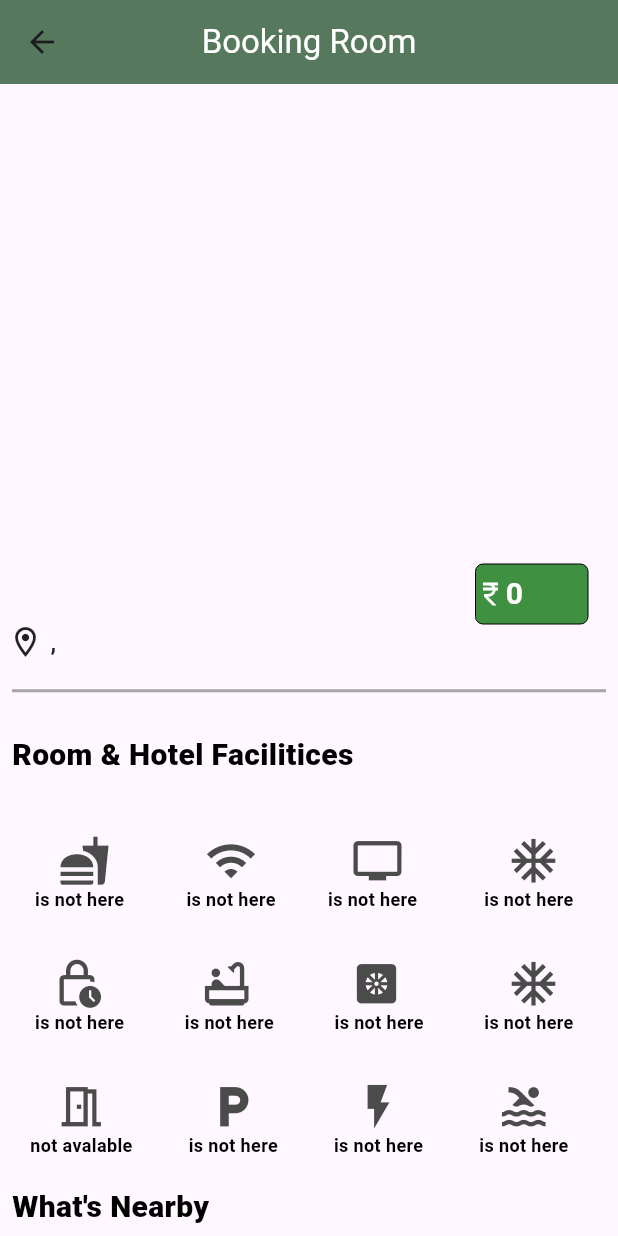
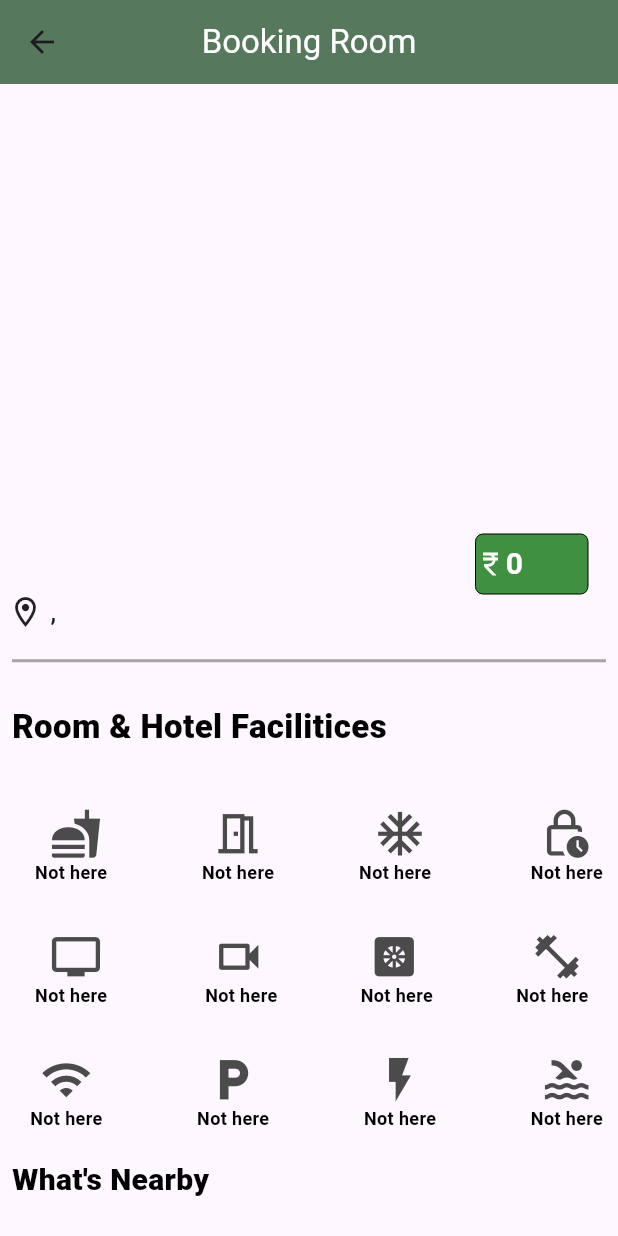
Before and after one commit to razakrazu/spent_Time_User, a Flutter app: the RoomDetailScreen screen opened directly with empty values, on a phone screen of 412 x 824 dp. Run offline on Flutter 3.47's test engine with Material 3 defaults, Android fonts, the phone set to English and light mode, and no system bars; our stand-ins replace cached_network_image, cloud_firestore, firebase_auth, firebase_core, fluttertoast, get and 1 more; missing offline and left inert: razorpay_flutter; accounts and stored records are empty.

Commit message:
add all fature in application

```diff
--- a/lib/view/booking_screen/room_details_screen.dart
+++ b/lib/view/booking_screen/room_details_screen.dart
@@ -1,8 +1,6 @@
 import 'package:cached_network_image/cached_network_image.dart';
 import 'package:flutter/material.dart';
 import 'package:get/get.dart';
-import 'package:icons_plus/icons_plus.dart';
-import 'package:simple_icons/simple_icons.dart';
 import 'package:speat_time_user/controller/user_datas.dart';
 import 'package:speat_time_user/core/color.dart';
 import 'package:speat_time_user/core/constants.dart';
@@ -40,7 +38,7 @@ class RoomDetailScreen extends StatelessWidget {
         child: ListView(
           children: [
             Container(
-                height: 300,
+                height: 280,
                 width: 480,
                 child: ListView.builder(
                     itemCount: (data['listImages'] as List<dynamic>).length,
@@ -49,27 +47,32 @@ class RoomDetailScreen extends StatelessWidget {
                       String imageUrl = data['listImages'][index];
                       return Container(
                         width: 380,
+
                         height: 300,
-                        decoration: const BoxDecoration(
-                            // image: DecorationImage(
-                            //   image: AssetImage(
-                            //     'lib/assets/sdkdjsa.jpg',
-                            //   ),
+                        // decoration: const BoxDecoration(
+                        //     // image: DecorationImage(
+                        //     //   image: AssetImage(
+                        //     //     'lib/assets/sdkdjsa.jpg',
+                        //     //   ),
 
-                            //   // fit: BoxFit.fill,
-                            // ),
-                            ),
+                        //     //   // fit: BoxFit.fill,
+                        //     // ),
+                        //     ),
                         child: CachedNetworkImage(
+
                           imageUrl: imageUrl,
                           placeholder: (context, url) =>
                               const CircularProgressIndicator(),
                           errorWidget: (context, url, error) =>
                               const Icon(Icons.error),
                           fit: BoxFit.cover,
+                          fadeInCurve: Curves.bounceInOut,
                         ),
                       );
                     })),
-            Padding(
+            Container(
+
+              child: Padding(
                 padding: const EdgeInsets.only(left: 5),
                 child: Column(
                   children: [
@@ -127,6 +130,7 @@ class RoomDetailScreen extends StatelessWidget {
                   ],
                 ),
               ),
+            ),
             const Padding(
               padding: EdgeInsets.all(8.0),
               child: Divider(
@@ -140,94 +144,97 @@ class RoomDetailScreen extends StatelessWidget {
               child: MyTextWidgets(
                 title: 'Room & Hotel Facilitices',
                 fontwidget: FontWeight.w800,
-                fontsize: 20,
+                fontsize: 22,
                 fontcolor: Colors.black,
               ),
             ),
             Padding(
-              padding: const EdgeInsets.only(left: 20),
+              padding: const EdgeInsets.only(left: 20 ,right: 10),
               child: Column(
                 crossAxisAlignment: CrossAxisAlignment.start,
                 children: [
                   Padding(
-                    padding: const EdgeInsets.only(top: 30,  right: 20),
+                    padding: const EdgeInsets.only(top: 30,),
                     child: Row(
                       mainAxisAlignment: MainAxisAlignment.spaceBetween,
                       children: [
                         RoomFutureIconWidgets(
                           futureicon: Icons.fastfood,
                           futuretext:
-                              ' ${data['goodsefty'] == true ? 'Good Safty' : 'is not here'}   ',
+                              ' ${data['food'] == true ? 'Food' : 'Not here'}   ',
                         ),
                        RoomFutureIconWidgets(
-                          futureicon: Icons.wifi,
+                            futureicon: Icons.meeting_room_outlined,
                             futuretext:
-                              '${data['wifi'] == true ? 'Wifi' : 'is not here'}',
-                        ),
-                        RoomFutureIconWidgets(
-                          futureicon: Icons.tv_outlined,
-                          futuretext:
-                              ' ${data['goodsefty'] == true ? 'Good Safty' : 'is not here'}   ',
-                        ),
+                                '${data['meetinghall'] == true ? 'Meeting Hall' : 'Not here'}'),
+
                         RoomFutureIconWidgets(
                           futureicon: Icons.ac_unit_outlined,
                           futuretext:
-                              ' ${data['goodsefty'] == true ? 'Good Safty' : 'is not here'}   ',
+                              ' ${data['Ac'] == true ? 'Ac' : 'Not here'}   ',
+                        ),
+                        RoomFutureIconWidgets(
+                          futureicon: Icons.lock_clock_outlined,
+                          futuretext:
+                              ' ${data['goodsefty'] == true ? 'Good Safty' : 'Not here'}',
                         ),
                       ],
                     ),
                   ),
                   Padding(
-                    padding: const EdgeInsets.only(top: 30, right: 20),
+                    padding: const EdgeInsets.only(top: 30, ),
                     child: Row(
                       mainAxisAlignment: MainAxisAlignment.spaceBetween,
                       children: [
+
                                          RoomFutureIconWidgets(
-                          futureicon: Icons.lock_clock_outlined,
+                          futureicon: Icons.tv_outlined,
                           futuretext:
-                              ' ${data['goodsefty'] == true ? 'Good Safty' : 'is not here'}',
+                              ' ${data['tv'] == true ? 'Tv' : 'Not here'}   ',
                         ),
                         RoomFutureIconWidgets(
-                          futureicon: Icons.bathtub_outlined,
+                          futureicon: Icons.videocam_outlined,
                           futuretext:
-                              ' ${data['goodsefty'] == true ? 'Good Safty' : 'is not here'}',
+                              ' ${data['cctv'] == true ? 'CCtv' : 'Not here'}',
                         ),
                         RoomFutureIconWidgets(
                           futureicon: Icons.heat_pump,
                           futuretext:
-                              ' ${data['heater'] == true ? 'Heater' : 'is not here'}',
+                              ' ${data['heater'] == true ? 'Heater' : 'Not here'}',
                         ),
                         RoomFutureIconWidgets(
-                          futureicon: Icons.ac_unit_outlined,
+                          futureicon: Icons.fitness_center,
                           futuretext:
-                              ' ${data['goodsefty'] == true ? 'Good Safty' : 'is not here'}   ',
+                              ' ${data['WorkOut'] == true ? 'Gym' : 'Not here'}   ',
                         ),
                       ],
                     ),
                   ),
                   Padding(
-                    padding: const EdgeInsets.only(top: 30,  right: 33),
+                    padding: const EdgeInsets.only(top: 30, ),
                     child: Row(
                       mainAxisAlignment: MainAxisAlignment.spaceBetween,
                       children: [
+
                                    RoomFutureIconWidgets(
-                            futureicon: Icons.meeting_room_outlined,
+                          futureicon: Icons.wifi,
                           futuretext:
-                                '${data['meetinghall'] == true ? 'Meeting Hall' : 'not avalable'}'),
+                              '${data['wifi'] == true ? 'Wifi' : 'Not here'}',
+                        ),
                         RoomFutureIconWidgets(
                           futureicon: Icons.local_parking,
                           futuretext:
-                              '${data['parking'] == true ? 'Parking' : 'is not here'}',
+                              '${data['parking'] == true ? 'Parking' : 'Not here'}',
                         ),
                         RoomFutureIconWidgets(
                           futureicon: Icons.flash_on_outlined,
                           futuretext:
-                              '${data['powerBackup'] == true ? 'Power Backup' : 'is not here'}',
+                              '${data['powerBackup'] == true ? 'Power Backup' : 'Not here'}',
                         ),
                         RoomFutureIconWidgets(
                           futureicon: Icons.pool,
                           futuretext:
-                              '${data['swimmingpool'] == true ? 'pool' : 'is not here'}',
+                              '${data['swimmingpool'] == true ? 'pool' : 'Not here'}',
                         ),
                       ],
                     ),
@@ -268,11 +275,6 @@ class RoomDetailScreen extends StatelessWidget {
               NearByItemsWidgets(icons: Icons.park, label:' ${data['park']==true?'Park':'is not here'}',),
 
 
-
-
-
-
-
                 ],
               ),
             ),
@@ -301,8 +303,6 @@ class RoomDetailScreen extends StatelessWidget {
               ],
             ),
 
-
-
             height20,
 
                           Padding(
```
Lines whose indentation alone changed are shown as unchanged.
